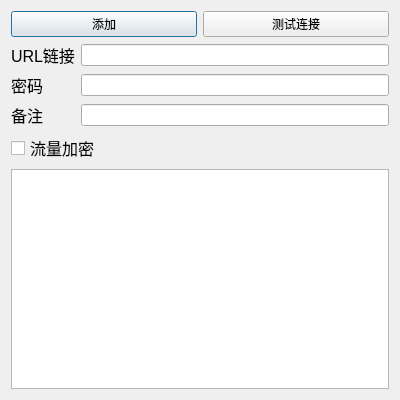
Before: the Qt Designer form UI/addShell.ui in 0xr1ngs/Webshell-Management-Tool, drawn with Qt 5.
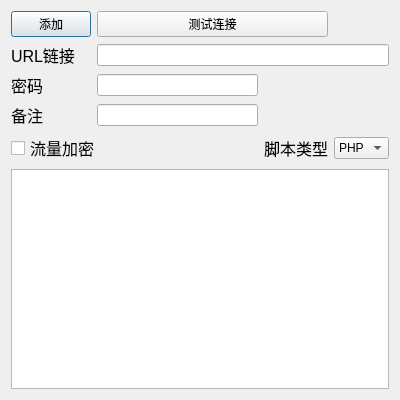
After: the same form once the commit is applied.

Diff of the .ui file:
```diff
--- a/UI/addShell.ui
+++ b/UI/addShell.ui
@@ -19,43 +19,8 @@
   <property name="windowTitle">
    <string>添加shell</string>
   </property>
-  <layout class="QGridLayout" name="gridLayout_2">
-   <item row="0" column="0">
-    <layout class="QHBoxLayout" name="horizontalLayout">
-     <item>
-      <widget class="QPushButton" name="pushButton">
-       <property name="text">
-        <string>添加</string>
-       </property>
-      </widget>
-     </item>
-     <item>
-      <widget class="QPushButton" name="pushButton_2">
-       <property name="text">
-        <string>测试连接</string>
-       </property>
-      </widget>
-     </item>
-    </layout>
-   </item>
-   <item row="1" column="0">
     <layout class="QGridLayout" name="gridLayout">
-     <item row="0" column="0">
-      <widget class="QLabel" name="label">
-       <property name="font">
-        <font>
-         <pointsize>12</pointsize>
-        </font>
-       </property>
-       <property name="text">
-        <string>URL链接</string>
-       </property>
-      </widget>
-     </item>
-     <item row="0" column="1">
-      <widget class="QLineEdit" name="lineEdit"/>
-     </item>
-     <item row="1" column="0">
+   <item row="2" column="0">
       <widget class="QLabel" name="label_2">
        <property name="font">
         <font>
@@ -67,14 +32,20 @@
        </property>
       </widget>
      </item>
-     <item row="1" column="1">
-      <widget class="QLineEdit" name="lineEdit_2">
+   <item row="5" column="0" colspan="4">
+    <widget class="QTextBrowser" name="textBrowser"/>
+   </item>
+   <item row="1" column="1" colspan="3">
+    <widget class="QLineEdit" name="lineEdit"/>
+   </item>
+   <item row="0" column="0">
+    <widget class="QPushButton" name="pushButton">
        <property name="text">
-        <string/>
+      <string>添加</string>
        </property>
       </widget>
      </item>
-     <item row="2" column="0">
+   <item row="3" column="0">
       <widget class="QLabel" name="label_3">
        <property name="font">
         <font>
@@ -87,13 +58,46 @@
       </widget>
      </item>
      <item row="2" column="1">
-      <widget class="QLineEdit" name="lineEdit_3">
+    <widget class="QLineEdit" name="lineEdit_2">
        <property name="text">
         <string/>
        </property>
       </widget>
      </item>
-     <item row="3" column="0" colspan="2">
+   <item row="4" column="3">
+    <widget class="QComboBox" name="comboBox">
+     <item>
+      <property name="text">
+       <string>PHP</string>
+      </property>
+     </item>
+     <item>
+      <property name="text">
+       <string>JSP</string>
+      </property>
+     </item>
+    </widget>
+   </item>
+   <item row="0" column="1" colspan="2">
+    <widget class="QPushButton" name="pushButton_2">
+     <property name="text">
+      <string>测试连接</string>
+     </property>
+    </widget>
+   </item>
+   <item row="1" column="0">
+    <widget class="QLabel" name="label">
+     <property name="font">
+      <font>
+       <pointsize>12</pointsize>
+      </font>
+     </property>
+     <property name="text">
+      <string>URL链接</string>
+     </property>
+    </widget>
+   </item>
+   <item row="4" column="0" colspan="2">
       <widget class="QCheckBox" name="checkBox">
        <property name="font">
         <font>
@@ -105,10 +109,24 @@
        </property>
       </widget>
      </item>
-     <item row="4" column="0" colspan="2">
-      <widget class="QTextBrowser" name="textBrowser"/>
-     </item>
-    </layout>
+   <item row="3" column="1">
+    <widget class="QLineEdit" name="lineEdit_3">
+     <property name="text">
+      <string/>
+     </property>
+    </widget>
+   </item>
+   <item row="4" column="2">
+    <widget class="QLabel" name="label_4">
+     <property name="font">
+      <font>
+       <pointsize>12</pointsize>
+      </font>
+     </property>
+     <property name="text">
+      <string>脚本类型</string>
+     </property>
+    </widget>
    </item>
   </layout>
  </widget>
```
Left out of the diff: 2 changed lines with no effect on the pictures. Lines whose indentation alone changed are shown as unchanged.
